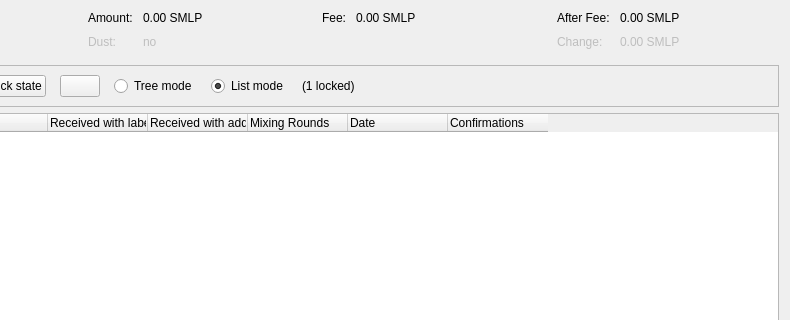
Qt form src/qt/forms/coincontroldialog.ui (1NF1N18Y/smartloopfix) before a commit; both pictures show x 164 to 954 and y 0 to 320 of the 954 by 500 pixel window.
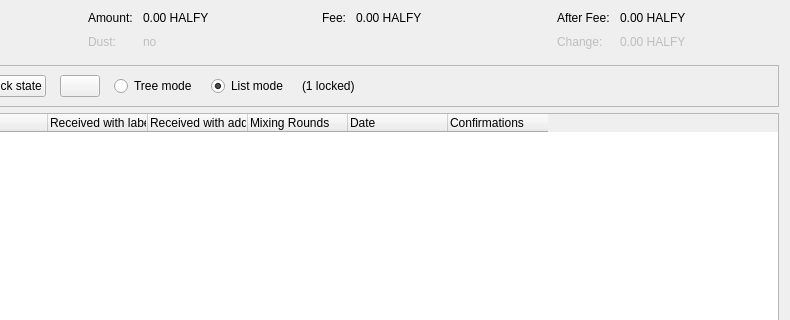
The same form after that commit. Custom widgets are drawn as their Qt base class.

Diff of the .ui file:
```diff
--- a/src/qt/forms/coincontroldialog.ui
+++ b/src/qt/forms/coincontroldialog.ui
@@ -114,7 +114,7 @@
           <enum>Qt::ActionsContextMenu</enum>
          </property>
          <property name="text">
-          <string notr="true">0.00 SMLP</string>
+          <string notr="true">0.00 HALFY</string>
          </property>
          <property name="textInteractionFlags">
           <set>Qt::LinksAccessibleByMouse|Qt::TextSelectableByKeyboard|Qt::TextSelectableByMouse</set>
@@ -182,7 +182,7 @@
           <enum>Qt::ActionsContextMenu</enum>
          </property>
          <property name="text">
-          <string notr="true">0.00 SMLP</string>
+          <string notr="true">0.00 HALFY</string>
          </property>
          <property name="textInteractionFlags">
           <set>Qt::LinksAccessibleByMouse|Qt::TextSelectableByKeyboard|Qt::TextSelectableByMouse</set>
@@ -221,7 +221,7 @@
           <enum>Qt::ActionsContextMenu</enum>
          </property>
          <property name="text">
-          <string notr="true">0.00 SMLP</string>
+          <string notr="true">0.00 HALFY</string>
          </property>
          <property name="textInteractionFlags">
           <set>Qt::LinksAccessibleByMouse|Qt::TextSelectableByKeyboard|Qt::TextSelectableByMouse</set>
@@ -250,7 +250,7 @@
           <enum>Qt::ActionsContextMenu</enum>
          </property>
          <property name="text">
-          <string notr="true">0.00 SMLP</string>
+          <string notr="true">0.00 HALFY</string>
          </property>
          <property name="textInteractionFlags">
           <set>Qt::LinksAccessibleByMouse|Qt::TextSelectableByKeyboard|Qt::TextSelectableByMouse</set>
```
